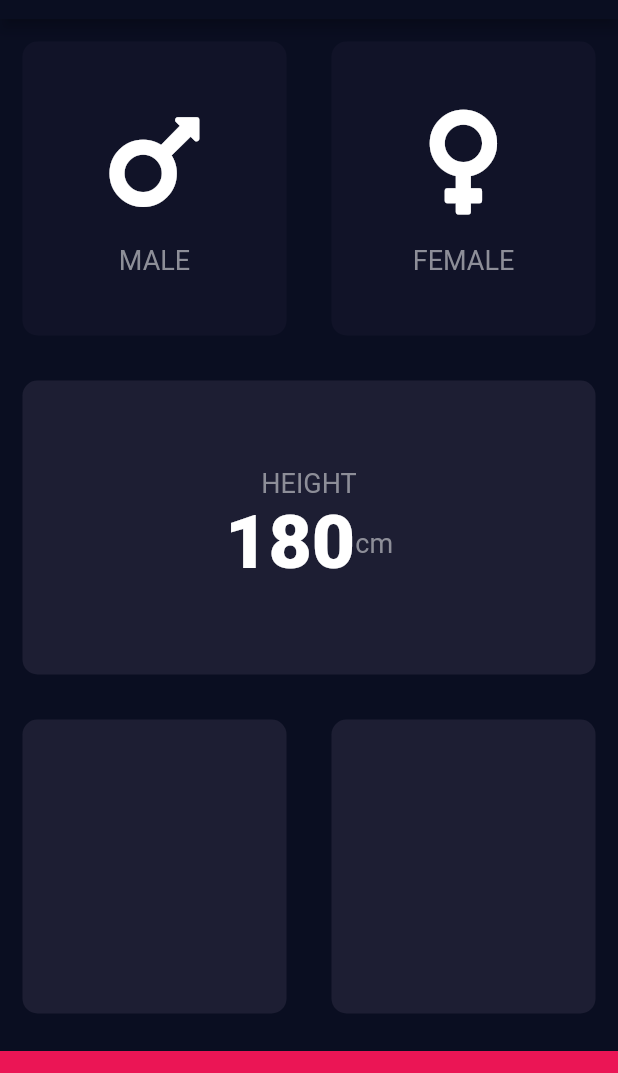
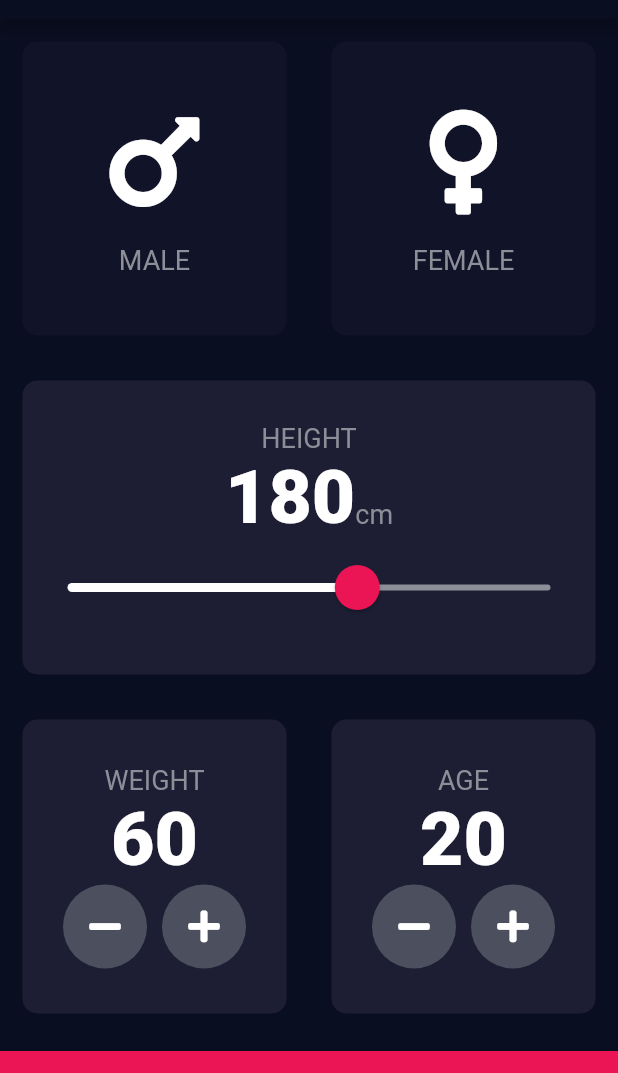
Before and after one commit to IonelaChiriac/BMI_Calculator, a Flutter app: the screen it shows after launch, on a phone screen of 412 x 824 dp, the part 65-1138 px from its top. Run offline on Flutter 3.47's test engine with Material 2 defaults, Android fonts, the phone set to English and light mode, and no system bars; our stand-ins replace font_awesome_flutter.

Commit message:
composition vs inheritance commit

```diff
--- a/lib/input_page.dart
+++ b/lib/input_page.dart
@@ -17,6 +17,9 @@ class InputPage extends StatefulWidget {
 
 class _InputPageState extends State<InputPage> {
   Gender selectedGender;
+  int height = 180; //mutable property
+  int weight = 60;
+  int age = 20;
 
   //this code below is made shorter with the ternary operator and enum
   //mutable properties and state can change
@@ -103,9 +106,11 @@ class _InputPageState extends State<InputPage> {
                   ),
                   Row(
                     mainAxisAlignment: MainAxisAlignment.center,
+                    crossAxisAlignment: CrossAxisAlignment.baseline,
+                    textBaseline: TextBaseline.alphabetic,
                     children: <Widget>[
                       Text(
-                        '180',
+                        height.toString(),
                         style: kNumberTextStyle,
                       ),
                       Text(
@@ -113,7 +118,30 @@ class _InputPageState extends State<InputPage> {
                         style: kLabelTextStyle,
                       )
                     ],
-                  )
+                  ),
+                  SliderTheme(
+                    data: SliderTheme.of(context).copyWith(
+                      inactiveTrackColor: Color(0xFF8D8E98),
+                      activeTrackColor: Colors.white,
+                      thumbColor: Color(0xFFEB1555), //circle color
+                      overlayColor:
+                          Color(0x29FB1555), //0xalpha(here opaity)+RGB
+                      thumbShape:
+                          RoundSliderThumbShape(enabledThumbRadius: 15.0),
+                      overlayShape:
+                          RoundSliderOverlayShape(overlayRadius: 30.0),
+                    ),
+                    child: Slider(
+                      value: height.toDouble(),
+                      min: 120.0,
+                      max: 220.0,
+                      onChanged: (double newValue) {
+                        setState(() {
+                          height = newValue.round();
+                        });
+                      },
+                    ),
+                  ),
                 ],
               ),
             ),
@@ -124,11 +152,84 @@ class _InputPageState extends State<InputPage> {
               Expanded(
                 child: ReusableCard(
                   colour: kActiveCardColor,
+                  cardChild: Column(
+                    mainAxisAlignment: MainAxisAlignment.center,
+                    children: <Widget>[
+                      Text(
+                        'WEIGHT',
+                        style: kLabelTextStyle,
+                      ),
+                      Text(
+                        weight.toString(),
+                        style: kNumberTextStyle,
+                      ),
+                      Row(
+                        mainAxisAlignment: MainAxisAlignment.center,
+                        children: <Widget>[
+                          RoundIconButton(
+                              icon: FontAwesomeIcons.minus,
+                              onPressed: () {
+                                setState(() {
+                                  weight--;
+                                });
+                              }),
+                          SizedBox(
+                            width: 10.0,
+                          ),
+                          RoundIconButton(
+                              icon: FontAwesomeIcons.plus,
+                              onPressed: () {
+                                setState(() {
+                                  weight++;
+                                });
+                              }),
+                        ],
+                      ),
+                    ],
+                  ),
                 ),
               ),
               Expanded(
                 child: ReusableCard(
                   colour: kActiveCardColor,
+                  cardChild: Column(
+                    mainAxisAlignment: MainAxisAlignment.center,
+                    children: <Widget>[
+                      Text(
+                        'AGE',
+                        style: kLabelTextStyle,
+                      ),
+                      Text(
+                        age.toString(),
+                        style: kNumberTextStyle,
+                      ),
+                      Row(
+                        mainAxisAlignment: MainAxisAlignment.center,
+                        children: <Widget>[
+                          RoundIconButton(
+                            icon: FontAwesomeIcons.minus,
+                            onPressed: () {
+                              setState(
+                                () {
+                                  age--;
+                                },
+                              );
+                            },
+                          ),
+                          SizedBox(
+                            width: 10.0,
+                          ),
+                          RoundIconButton(
+                              icon: FontAwesomeIcons.plus,
+                              onPressed: () {
+                                setState(() {
+                                  age++;
+                                });
+                              })
+                        ],
+                      )
+                    ],
+                  ),
                 ),
               ),
             ],
@@ -144,3 +245,24 @@ class _InputPageState extends State<InputPage> {
     );
   }
 }
+
+class RoundIconButton extends StatelessWidget {
+  RoundIconButton({@required this.icon, @required this.onPressed});
+  final IconData icon;
+  final Function onPressed;
+
+  @override
+  Widget build(BuildContext context) {
+    return RawMaterialButton(
+      elevation: 0.0,
+      child: Icon(icon),
+      onPressed: onPressed,
+      constraints: BoxConstraints.tightFor(
+        width: 56.0,
+        height: 56.0,
+      ),
+      shape: CircleBorder(),
+      fillColor: Color(0xFF4C4F5E),
+    );
+  }
+}
```
